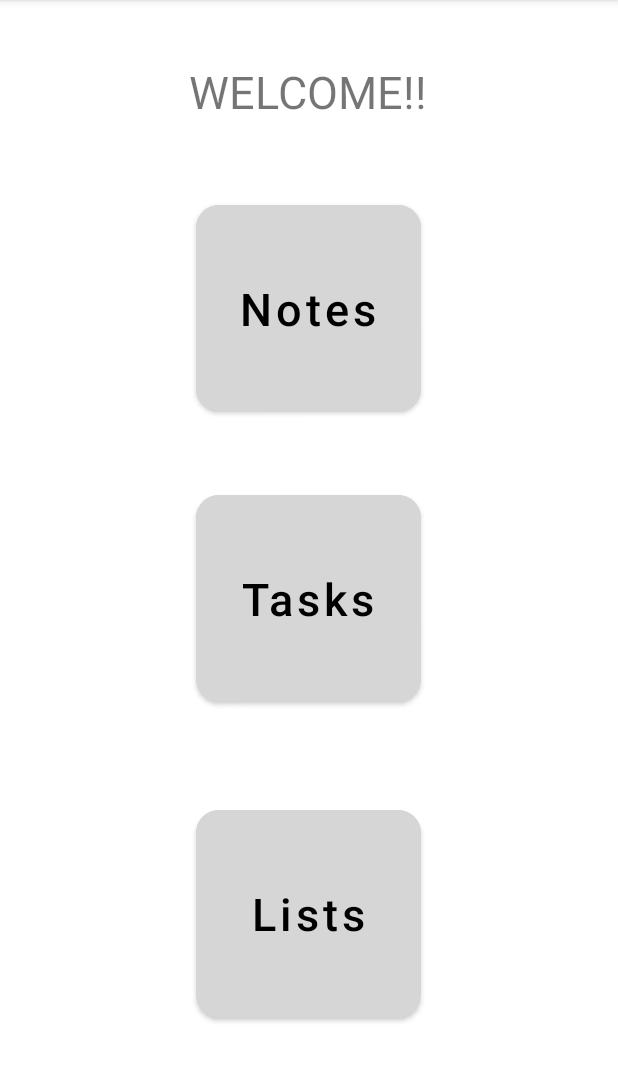
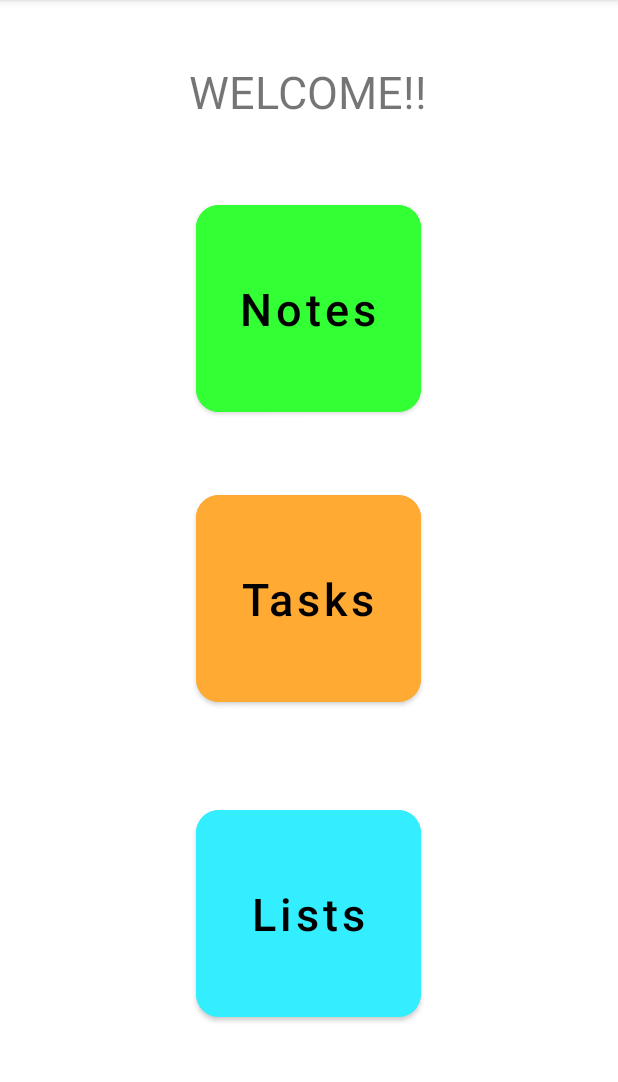
Before and after one commit to deepshikha-s/AndroidJam-ListManagementApp, an Android app: the screen it shows after launch (MainActivity), on a phone screen of 412 x 824 dp, the part 84-1166 px from its top. Run offline under Robolectric (Android 15) with nearby library versions, the phone set to English and light mode, and no system bars.

Commit message:
Add files via upload

```diff
--- a/MyManager/app/src/main/res/values/colors.xml
+++ b/MyManager/app/src/main/res/values/colors.xml
@@ -7,4 +7,7 @@
     <color name="teal_700">#FF018786</color>
     <color name="black">#FF000000</color>
     <color name="white">#FFFFFFFF</color>
+    <color name="yellow">#FFAB33</color>
+    <color name="bluish">#33EEFF</color>
+    <color name="green">#33FF35</color>
 </resources>
```
